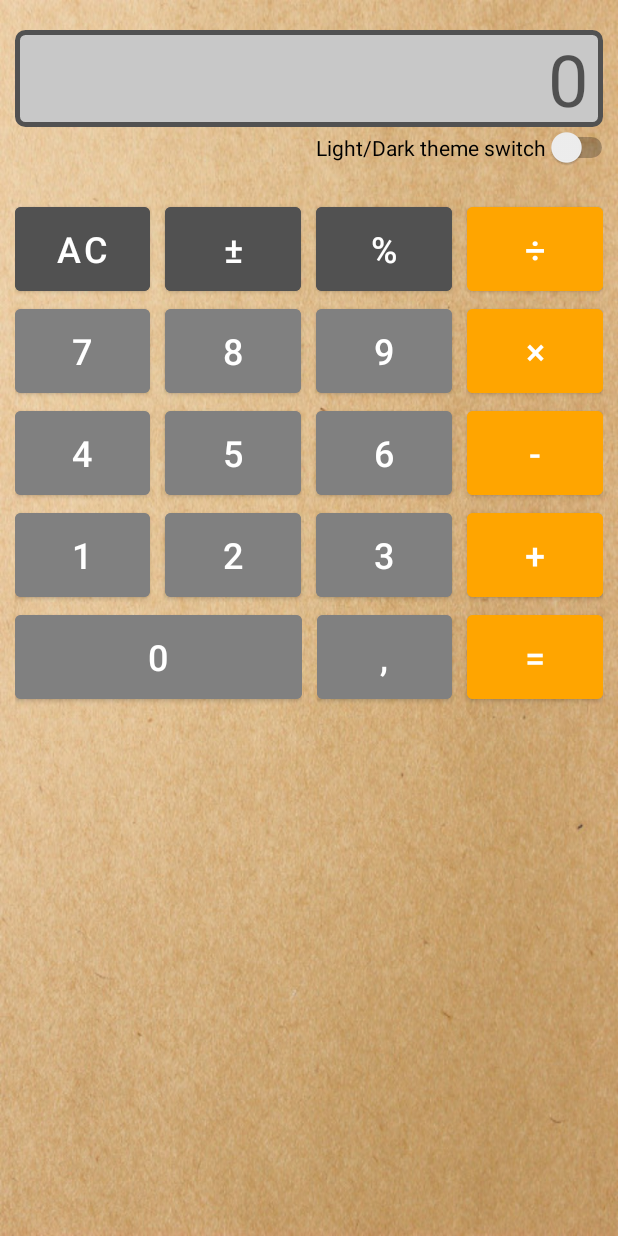
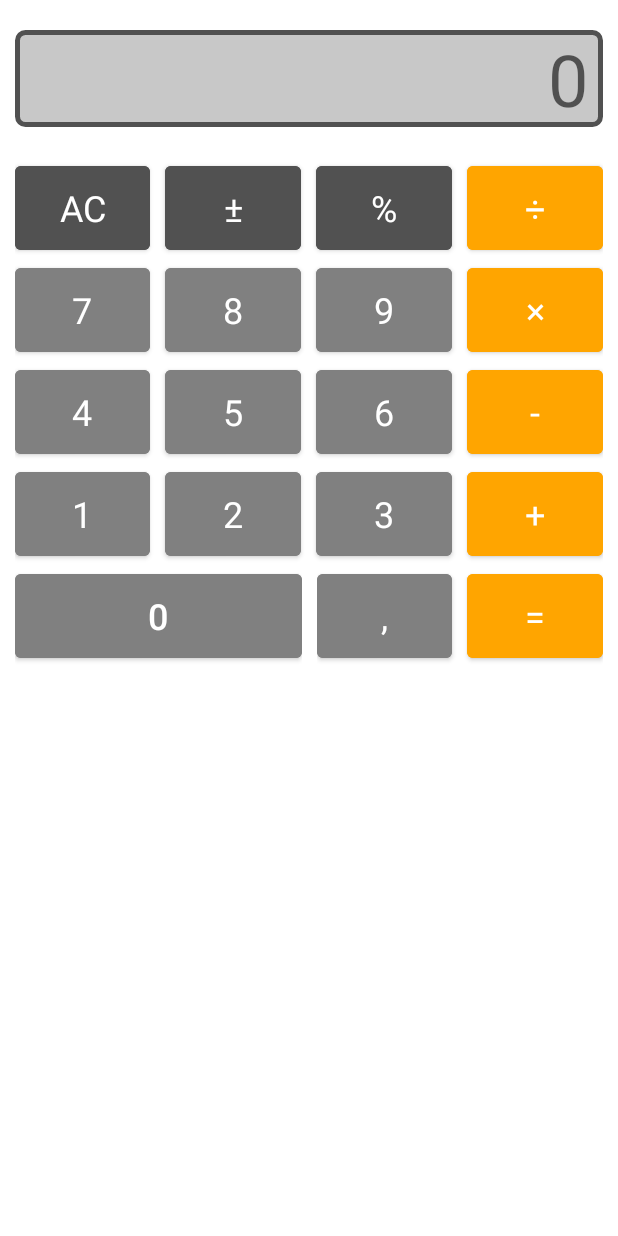
Before and after one commit to fat-hamster/android-lesson3, an Android app: the layout activity_main.xml on its own in the app's theme, with its tools: preview values and no code run, on a phone screen of 412 x 824 dp. Run offline under Robolectric (Android 15) with nearby library versions, the phone set to English and light mode, and no system bars.

Commit message:
этот коммит рассматривать как 4-е ДЗ. Что-то я натворил с ветками и программой

```diff
--- a/app/src/main/res/layout/activity_main.xml
+++ b/app/src/main/res/layout/activity_main.xml
@@ -1,12 +1,12 @@
 <?xml version="1.0" encoding="utf-8"?>
 <LinearLayout xmlns:android="http://schemas.android.com/apk/res/android"
     android:id="@+id/main_layout"
+    android:theme="@style/Theme.MySimpleCalculator"
     android:layout_width="match_parent"
     android:layout_height="match_parent"
-    android:background="@drawable/main_background"
     android:orientation="vertical">
 
-    <LinearLayout
+    <com.google.android.material.textfield.TextInputLayout
         android:layout_width="match_parent"
         android:layout_height="wrap_content"
         android:orientation="vertical">
@@ -23,15 +23,9 @@
             android:hint="@string/_0"
             android:paddingRight="@dimen/horizontal_margin"
             android:textSize="@dimen/textviewSize" />
-        <Switch
-            android:id="@+id/themeSwitch"
-            android:layout_width="wrap_content"
-            android:layout_height="wrap_content"
-            android:layout_gravity="right"
-            android:text="@string/light_dark_theme_switch" />
 
 
-    </LinearLayout>
+    </com.google.android.material.textfield.TextInputLayout>
 
     <LinearLayout
         android:layout_width="match_parent"
--- a/app/src/main/res/values-night/themes.xml
+++ b/app/src/main/res/values-night/themes.xml
@@ -1,6 +1,6 @@
 <resources xmlns:tools="http://schemas.android.com/tools">
     <!-- Base application theme. -->
-    <style name="Theme.MySimpleCalculator" parent="Theme.MaterialComponents.DayNight.DarkActionBar">
+    <style name="Theme.MySimpleCalculator" parent="Theme.MaterialComponents.DayNight.NoActionBar">
         <!-- Primary brand color. -->
         <item name="colorPrimary">@color/purple_200</item>
         <item name="colorPrimaryVariant">@color/purple_700</item>
--- a/app/src/main/res/values/buttons.xml
+++ /dev/null
@@ -1,26 +0,0 @@
-<?xml version="1.0" encoding="utf-8"?>
-<resources>
-    <style name="DarkGrayButtons">
-        <item name="android:layout_width">wrap_content</item>
-        <item name="android:layout_height">@dimen/button_height</item>
-        <item name="android:layout_marginRight">@dimen/horizontal_margin</item>
-        <item name="android:layout_weight">1</item>
-        <item name="android:textSize">@dimen/button_text_size</item>
-        <item name="android:backgroundTint">@color/dark_gray</item>
-    </style>
-    <style name="GrayButtons">
-        <item name="android:layout_width">wrap_content</item>
-        <item name="android:layout_height">@dimen/button_height</item>
-        <item name="android:layout_marginRight">@dimen/horizontal_margin</item>
-        <item name="android:layout_weight">1</item>
-        <item name="android:textSize">@dimen/button_text_size</item>
-        <item name="android:backgroundTint">@color/gray</item>
-    </style>
-    <style name="OrangeButtons">
-        <item name="android:layout_width">wrap_content</item>
-        <item name="android:layout_height">@dimen/button_height</item>
-        <item name="android:layout_weight">1</item>
-        <item name="android:textSize">@dimen/button_text_size</item>
-        <item name="android:backgroundTint">@color/operation_background</item>
-    </style>
-</resources>
--- a/app/src/main/res/values/themes.xml
+++ b/app/src/main/res/values/themes.xml
@@ -13,11 +13,27 @@
         <item name="android:statusBarColor" tools:targetApi="l">?attr/colorPrimaryVariant</item>
         <!-- Customize your theme here. -->
     </style>
-    <style name="Theme.MySimpleCalculatorDark" parent="Theme.MaterialComponents.DayNight.NoActionBar">
-        <!-- Primary brand color. -->
-        <item name="colorPrimary">@color/purple_500</item>
-        <item name="colorPrimaryVariant">@color/purple_700</item>
-        <item name="colorOnPrimary">@color/black</item>
-        <item name="android:statusBarColor" tools:targetApi="l">?attr/colorPrimaryVariant</item>
+    <style name="DarkGrayButtons" parent="Theme.MySimpleCalculator">
+        <item name="android:layout_width">wrap_content</item>
+        <item name="android:layout_height">@dimen/button_height</item>
+        <item name="android:layout_marginRight">@dimen/horizontal_margin</item>
+        <item name="android:layout_weight">1</item>
+        <item name="android:textSize">@dimen/button_text_size</item>
+        <item name="android:backgroundTint">@color/dark_gray</item>
+    </style>
+    <style name="GrayButtons" parent="Theme.MySimpleCalculator">
+        <item name="android:layout_width">wrap_content</item>
+        <item name="android:layout_height">@dimen/button_height</item>
+        <item name="android:layout_marginRight">@dimen/horizontal_margin</item>
+        <item name="android:layout_weight">1</item>
+        <item name="android:textSize">@dimen/button_text_size</item>
+        <item name="android:backgroundTint">@color/gray</item>
+    </style>
+    <style name="OrangeButtons" parent="Theme.MySimpleCalculator">
+        <item name="android:layout_width">wrap_content</item>
+        <item name="android:layout_height">@dimen/button_height</item>
+        <item name="android:layout_weight">1</item>
+        <item name="android:textSize">@dimen/button_text_size</item>
+        <item name="android:backgroundTint">@color/operation_background</item>
     </style>
 </resources>
```
Also changed, not shown: app/src/main/java/com/example/mysimplecalculator/MainActivity.java (+10 -11 lines).
